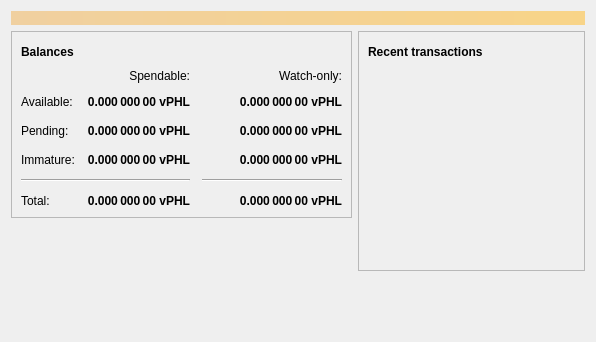
The window that src/qt/forms/overviewpage.ui (VeriBlock/pop-phl) describes before a commit, drawn with Qt 5.
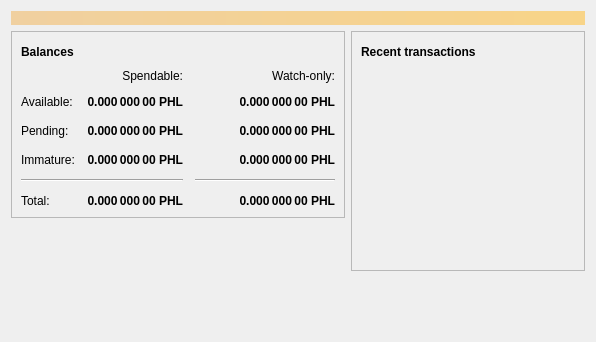
The same window after the commit. Icons and pictures are not drawn.

Patch:
```diff
--- a/src/qt/forms/overviewpage.ui
+++ b/src/qt/forms/overviewpage.ui
@@ -129,7 +129,7 @@
                <string>Unconfirmed transactions to watch-only addresses</string>
               </property>
               <property name="text">
-               <string notr="true">0.000 000 00 vPHL</string>
+               <string notr="true">0.000 000 00 PHL</string>
               </property>
               <property name="alignment">
                <set>Qt::AlignRight|Qt::AlignTrailing|Qt::AlignVCenter</set>
@@ -154,7 +154,7 @@
                <string>Total of transactions that have yet to be confirmed, and do not yet count toward the spendable balance</string>
               </property>
               <property name="text">
-               <string notr="true">0.000 000 00 vPHL</string>
+               <string notr="true">0.000 000 00 PHL</string>
               </property>
               <property name="alignment">
                <set>Qt::AlignRight|Qt::AlignTrailing|Qt::AlignVCenter</set>
@@ -179,7 +179,7 @@
                <string>Mined balance in watch-only addresses that has not yet matured</string>
               </property>
               <property name="text">
-               <string notr="true">0.000 000 00 vPHL</string>
+               <string notr="true">0.000 000 00 PHL</string>
               </property>
               <property name="alignment">
                <set>Qt::AlignRight|Qt::AlignTrailing|Qt::AlignVCenter</set>
@@ -237,7 +237,7 @@
                <string>Mined balance that has not yet matured</string>
               </property>
               <property name="text">
-               <string notr="true">0.000 000 00 vPHL</string>
+               <string notr="true">0.000 000 00 PHL</string>
               </property>
               <property name="alignment">
                <set>Qt::AlignRight|Qt::AlignTrailing|Qt::AlignVCenter</set>
@@ -282,7 +282,7 @@
                <string>Your current total balance</string>
               </property>
               <property name="text">
-               <string notr="true">0.000 000 00 vPHL</string>
+               <string notr="true">0.000 000 00 PHL</string>
               </property>
               <property name="alignment">
                <set>Qt::AlignRight|Qt::AlignTrailing|Qt::AlignVCenter</set>
@@ -307,7 +307,7 @@
                <string>Current total balance in watch-only addresses</string>
               </property>
               <property name="text">
-               <string notr="true">0.000 000 00 vPHL</string>
+               <string notr="true">0.000 000 00 PHL</string>
               </property>
               <property name="alignment">
                <set>Qt::AlignRight|Qt::AlignTrailing|Qt::AlignVCenter</set>
@@ -349,7 +349,7 @@
                <string>Your current spendable balance</string>
               </property>
               <property name="text">
-               <string notr="true">0.000 000 00 vPHL</string>
+               <string notr="true">0.000 000 00 PHL</string>
               </property>
               <property name="alignment">
                <set>Qt::AlignRight|Qt::AlignTrailing|Qt::AlignVCenter</set>
@@ -374,7 +374,7 @@
                <string>Your current balance in watch-only addresses</string>
               </property>
               <property name="text">
-               <string notr="true">0.000 000 00 vPHL</string>
+               <string notr="true">0.000 000 00 PHL</string>
               </property>
               <property name="alignment">
                <set>Qt::AlignRight|Qt::AlignTrailing|Qt::AlignVCenter</set>
```
